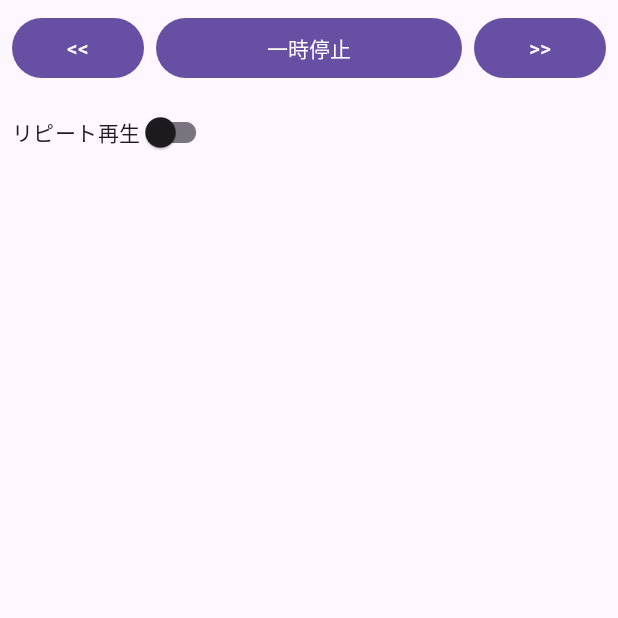
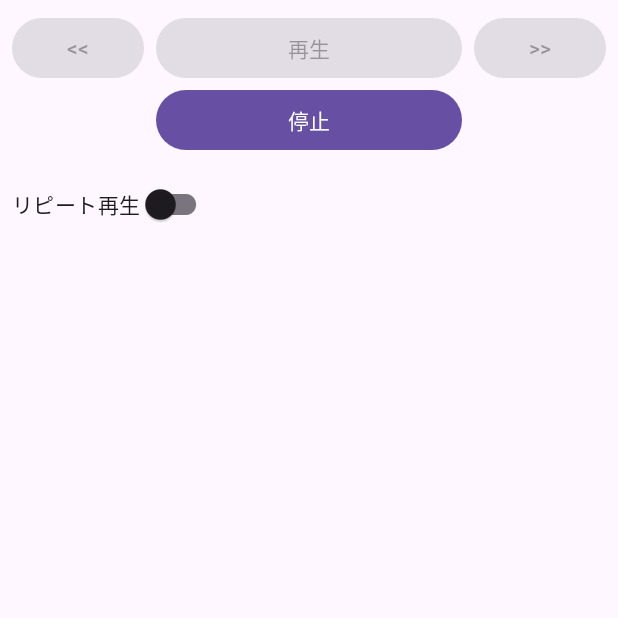
Before and after one commit to stc-c22010/MyMedia, an Android app: the screen it shows after launch (MainActivity), after a tap on "再生", on a phone screen of 412 x 824 dp, the top half of it. Run offline under Robolectric (Android 15) with nearby library versions, the phone set to English and light mode, and no system bars.

Commit message:
バックグラウンド再生

```diff
--- a/app/src/main/AndroidManifest.xml
+++ b/app/src/main/AndroidManifest.xml
@@ -12,6 +12,11 @@
         android:supportsRtl="true"
         android:theme="@style/Theme.MyMedia"
         tools:targetApi="31">
+        <service
+            android:name=".SoundManageService"
+            android:enabled="true"
+            android:exported="false"></service>
+
         <activity
             android:name=".MainActivity"
             android:exported="true">
--- a/app/src/main/java/jp/suntech/c22010/mymedia/MainActivity.java
+++ b/app/src/main/java/jp/suntech/c22010/mymedia/MainActivity.java
@@ -2,6 +2,7 @@ package jp.suntech.c22010.mymedia;
 
 import androidx.appcompat.app.AppCompatActivity;
 
+import android.content.Intent;
 import android.media.MediaPlayer;
 import android.net.Uri;
 import android.os.Bundle;
@@ -16,13 +17,14 @@ import java.io.IOException;
 
 public class MainActivity extends AppCompatActivity {
     //メディアプレーヤーのフィールド
-    private MediaPlayer _player;
+    //private MediaPlayer _player;
 
     @Override
     protected void onCreate(Bundle savedInstanceState) {
         super.onCreate(savedInstanceState);
         setContentView(R.layout.activity_main);
 
+        /*
         //フィールドのメディアプレーヤーオブジェクトを作成
         _player = new MediaPlayer();
 
@@ -44,13 +46,16 @@ public class MainActivity extends AppCompatActivity {
         catch(IOException ex){
             Log.e("MediaSample", "メディアプレーヤー準備時の例外発生", ex);
         }
-
+        */
+        /*
         //スイッチを取得
         SwitchMaterial loopSwitch = findViewById(R.id.swLoop);
         //スイッチにリスナを設定
         loopSwitch.setOnCheckedChangeListener(new LoopSwitchChangedListener());
+        */
     }
 
+    /*
     //プレーヤーの再生準備が整ったときのリスナクラス
     private class PlayerPreparedListener implements MediaPlayer.OnPreparedListener {
 
@@ -79,11 +84,18 @@ public class MainActivity extends AppCompatActivity {
             }
         }
     }
-
+*/
     //再生・停止ボタンが押された時の処理
     public void onPlayButtonClick(View view){
+        Intent intent = new Intent(MainActivity.this, SoundManageService.class);
+        startService(intent);
+
         //再生ボタンを取得
         Button btPlay = findViewById(R.id.btPlay);
+        Button btStop = findViewById(R.id.btStop);
+        btPlay.setEnabled(false);
+        btStop.setEnabled(true);
+        /*
         //プレーヤーが再生中ならば・・・
         if(_player.isPlaying()){
             //プレーヤーを一時停止
@@ -98,8 +110,23 @@ public class MainActivity extends AppCompatActivity {
             //再生ボタンのラベルを「一時停止」に設定
             btPlay.setText(R.string.bt_play_pause);
         }
+        */
+
+
     }
 
+    public void onStopButtonClick(View view){
+        Intent intent = new Intent(MainActivity.this, SoundManageService.class);
+
+        stopService(intent);
+
+        Button btPlay = findViewById(R.id.btPlay);
+        Button btStop = findViewById(R.id.btStop);
+        btPlay.setEnabled(true);
+        btStop.setEnabled(false);
+    }
+
+    /*
     //アクティビティの終了時の処理
     @Override
     protected void onStop() {
@@ -113,6 +140,7 @@ public class MainActivity extends AppCompatActivity {
         //親クラスのメソッド呼び出し
         super.onStop();
     }
+
 
     //戻るボタンが押されたとき
     public void onBackButtonClick(View view){
@@ -145,4 +173,5 @@ public class MainActivity extends AppCompatActivity {
             _player.setLooping(isChecked);
         }
     }
+    */
 }
--- a/app/src/main/res/layout/activity_main.xml
+++ b/app/src/main/res/layout/activity_main.xml
@@ -37,7 +37,7 @@
         android:layout_marginStart="8dp"
         android:layout_marginTop="8dp"
         android:layout_marginEnd="8dp"
-        android:enabled="false"
+        android:enabled="true"
         android:onClick="onPlayButtonClick"
         android:text="@string/bt_play_play"
         app:layout_constraintEnd_toStartOf="@+id/btForward"
@@ -52,5 +52,18 @@
         android:layout_marginTop="8dp"
         android:text="@string/sw_loop"
         app:layout_constraintStart_toStartOf="parent"
-        app:layout_constraintTop_toBottomOf="@+id/btBack" />
+        app:layout_constraintTop_toBottomOf="@+id/btStop" />
+
+    <Button
+        android:id="@+id/btStop"
+        android:layout_width="0dp"
+        android:layout_height="wrap_content"
+        android:layout_marginStart="8dp"
+        android:layout_marginEnd="8dp"
+        android:enabled="false"
+        android:onClick="onStopButtonClick"
+        android:text="@string/bt_play_stop"
+        app:layout_constraintEnd_toStartOf="@+id/btForward"
+        app:layout_constraintStart_toEndOf="@+id/btBack"
+        app:layout_constraintTop_toBottomOf="@+id/btPlay" />
 </androidx.constraintlayout.widget.ConstraintLayout>
--- a/app/src/main/res/values/strings.xml
+++ b/app/src/main/res/values/strings.xml
@@ -2,6 +2,7 @@
     <string name="app_name">メディアサンプル</string>
     <string name="bt_play_play">再生</string>
     <string name="bt_play_pause">一時停止</string>
+    <string name="bt_play_stop">停止</string>
     <string name="bt_back">&lt;&lt;</string>
     <string name="bt_forward">&gt;&gt;</string>
     <string name="sw_loop">リピート再生</string>
```
Also changed, not shown: app/src/main/java/jp/suntech/c22010/mymedia/SoundManageService.java (added, +71 -0 lines).
